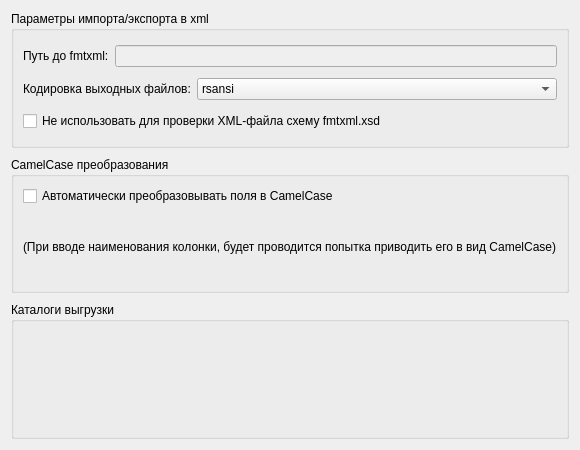
Before: the Qt Designer form FmtLib/options/generaloptions.ui in Smitt64/WorkFMT, drawn with Qt 5.
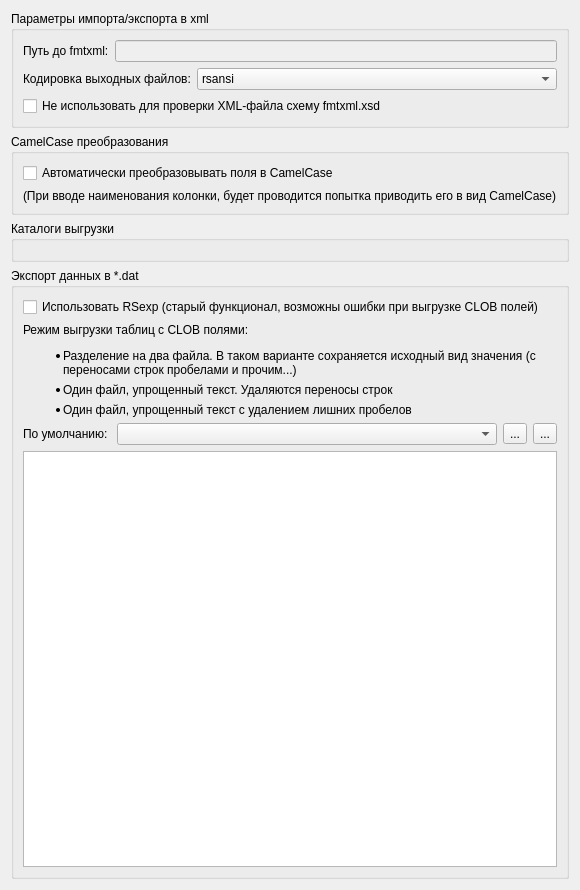
After: the same form once the commit is applied. Icons and pictures are not drawn. Custom widgets are drawn as their Qt base class.

Commit message: Add export to dat options

What changed in the file:
```diff
--- a/FmtLib/options/generaloptions.ui
+++ b/FmtLib/options/generaloptions.ui
@@ -7,16 +7,19 @@
     <x>0</x>
     <y>0</y>
     <width>573</width>
-    <height>450</height>
+    <height>890</height>
    </rect>
   </property>
+  <property name="minimumSize">
+   <size>
+    <width>0</width>
+    <height>890</height>
+   </size>
+  </property>
   <property name="windowTitle">
    <string>Form</string>
   </property>
-  <layout class="QVBoxLayout" name="verticalLayout_3">
-   <property name="spacing">
-    <number>9</number>
-   </property>
+  <layout class="QVBoxLayout" name="verticalLayout_5">
    <item>
     <widget class="QGroupBox" name="groupBox">
      <property name="title">
@@ -163,6 +166,90 @@
      </layout>
     </widget>
    </item>
+   <item>
+    <widget class="QGroupBox" name="pathsGroup_2">
+     <property name="title">
+      <string>Экспорт данных в *.dat</string>
+     </property>
+     <property name="flat">
+      <bool>true</bool>
+     </property>
+     <layout class="QVBoxLayout" name="verticalLayout_3">
+      <item>
+       <widget class="QCheckBox" name="expOldCheckBox">
+        <property name="text">
+         <string>Использовать RSexp (старый функционал, возможны ошибки при выгрузке CLOB полей)</string>
+        </property>
+       </widget>
+      </item>
+      <item>
+       <widget class="QLabel" name="expInfoLabel">
+        <property name="text">
+         <string>&lt;html&gt;&lt;head/&gt;&lt;body&gt;&lt;p&gt;Режим выгрузки таблиц с CLOB полями:&lt;/p&gt;&lt;ul style=&quot;margin-top: 0px; margin-bottom: 0px; margin-left: 0px; margin-right: 0px; -qt-list-indent: 1;&quot;&gt;&lt;li style=&quot; margin-top:6px; margin-bottom:0px; margin-left:0px; margin-right:0px; -qt-block-indent:0; text-indent:0px;&quot;&gt;Разделение на два файла. В таком варианте сохраняется исходный вид значения (с переносами строк пробелами и прочим...)&lt;/li&gt;&lt;li style=&quot; margin-top:6px; margin-bottom:0px; margin-left:0px; margin-right:0px; -qt-block-indent:0; text-indent:0px;&quot;&gt;Один файл, упрощенный текст. Удаляются переносы строк&lt;/li&gt;&lt;/ul&gt;&lt;ul style=&quot;margin-top: 0px; margin-bottom: 0px; margin-left: 0px; margin-right: 0px; -qt-list-indent: 1;&quot;&gt;&lt;li style=&quot; margin-top:6px; margin-bottom:6px; margin-left:0px; margin-right:0px; -qt-block-indent:0; text-indent:0px;&quot;&gt;Один файл, упрощенный текст c удалением лишних пробелов&lt;/li&gt;&lt;/ul&gt;&lt;/body&gt;&lt;/html&gt;</string>
+        </property>
+        <property name="textFormat">
+         <enum>Qt::TextFormat::RichText</enum>
+        </property>
+        <property name="wordWrap">
+         <bool>true</bool>
+        </property>
+       </widget>
+      </item>
+      <item>
+       <layout class="QHBoxLayout" name="horizontalLayout" stretch="0,1,0,0">
+        <item>
+         <widget class="QLabel" name="expDefaultLabel">
+          <property name="sizePolicy">
+           <sizepolicy hsizetype="Minimum" vsizetype="Minimum">
+            <horstretch>0</horstretch>
+            <verstretch>0</verstretch>
+           </sizepolicy>
+          </property>
+          <property name="text">
+           <string>По умолчанию: </string>
+          </property>
+         </widget>
+        </item>
+        <item>
+         <widget class="QComboBox" name="expDefaultClob"/>
+        </item>
+        <item>
+         <widget class="QToolButton" name="newExpTableBtn">
+          <property name="text">
+           <string>...</string>
+          </property>
+          <property name="icon">
+           <iconset resource="../res/fmt.qrc">
+            <normaloff>:/img/new.png</normaloff>:/img/new.png</iconset>
+          </property>
+         </widget>
+        </item>
+        <item>
+         <widget class="QToolButton" name="removeExpTableBtn">
+          <property name="text">
+           <string>...</string>
+          </property>
+          <property name="icon">
+           <iconset resource="../res/fmt.qrc">
+            <normaloff>:/img/remove.png</normaloff>:/img/remove.png</iconset>
+          </property>
+         </widget>
+        </item>
+       </layout>
+      </item>
+      <item>
+       <widget class="QTreeView" name="exportTableSettingsView">
+        <property name="rootIsDecorated">
+         <bool>false</bool>
+        </property>
+        <property name="uniformRowHeights">
+         <bool>true</bool>
+        </property>
+       </widget>
+      </item>
+     </layout>
+    </widget>
+   </item>
   </layout>
  </widget>
  <customwidgets>
```
Left out of the diff: 4 changed lines with no effect on the pictures. The commit also changes 3 other files.
